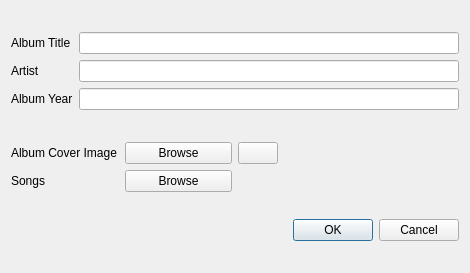
First picture: the form in ui/album_creation_dialog.ui, repository divers0/ted, before the edit.
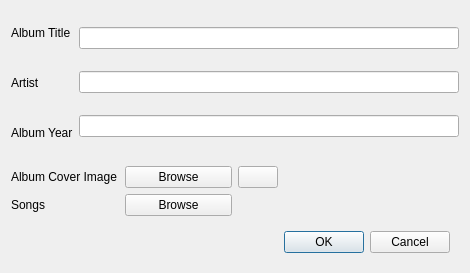
Second picture: the form after the edit.

```diff
--- a/ui/album_creation_dialog.ui
+++ b/ui/album_creation_dialog.ui
@@ -15,7 +15,26 @@
   </property>
   <layout class="QVBoxLayout" name="verticalLayout_3">
    <item>
+    <widget class="QFrame" name="top_frame">
+     <property name="sizePolicy">
+      <sizepolicy hsizetype="Preferred" vsizetype="Expanding">
+       <horstretch>0</horstretch>
+       <verstretch>0</verstretch>
+      </sizepolicy>
+     </property>
     <layout class="QHBoxLayout" name="horizontalLayout">
+      <property name="leftMargin">
+       <number>0</number>
+      </property>
+      <property name="topMargin">
+       <number>0</number>
+      </property>
+      <property name="rightMargin">
+       <number>0</number>
+      </property>
+      <property name="bottomMargin">
+       <number>0</number>
+      </property>
      <item>
       <layout class="QVBoxLayout" name="verticalLayout">
        <item>
@@ -55,6 +74,7 @@
       </layout>
      </item>
     </layout>
+    </widget>
    </item>
    <item>
     <spacer name="verticalSpacer">
@@ -126,18 +146,35 @@
     </layout>
    </item>
    <item>
+    <widget class="QFrame" name="bottom_frame">
+     <property name="frameShape">
+      <enum>QFrame::Shape::NoFrame</enum>
+     </property>
+     <property name="frameShadow">
+      <enum>QFrame::Shadow::Raised</enum>
+     </property>
+     <layout class="QHBoxLayout" name="horizontalLayout_2">
+      <item>
+       <widget class="QLabel" name="status_bar">
+        <property name="font">
+         <font>
+          <pointsize>8</pointsize>
+         </font>
+        </property>
+        <property name="text">
+         <string/>
+        </property>
+       </widget>
+      </item>
+      <item>
     <widget class="QDialogButtonBox" name="button_box">
      <property name="standardButtons">
       <set>QDialogButtonBox::StandardButton::Cancel|QDialogButtonBox::StandardButton::Ok</set>
      </property>
     </widget>
    </item>
-   <item>
-    <layout class="QVBoxLayout" name="status_bar_layout">
-     <property name="sizeConstraint">
-      <enum>QLayout::SizeConstraint::SetDefaultConstraint</enum>
-     </property>
-    </layout>
+     </layout>
+    </widget>
    </item>
   </layout>
  </widget>
```
Lines whose indentation alone changed are shown as unchanged.
